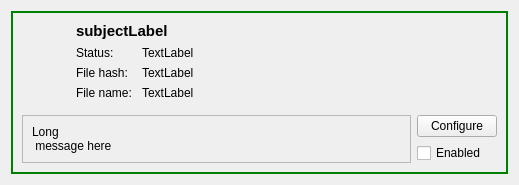
Old version of the form retroshare-gui/src/gui/settings/PluginItem.ui in the repository RetroShare/RetroShare.
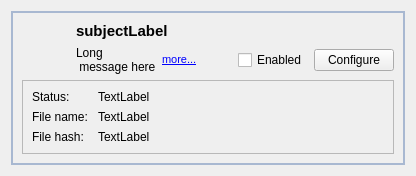
New version of the form.

Commit message: Little design improvements for Plugin Item

Patch:
```diff
--- a/retroshare-gui/src/gui/settings/PluginItem.ui
+++ b/retroshare-gui/src/gui/settings/PluginItem.ui
@@ -6,8 +6,8 @@
    <rect>
     <x>0</x>
     <y>0</y>
-    <width>519</width>
-    <height>185</height>
+    <width>416</width>
+    <height>175</height>
    </rect>
   </property>
   <layout class="QVBoxLayout" name="verticalLayout_7">
@@ -23,9 +23,9 @@
       </sizepolicy>
      </property>
      <property name="styleSheet">
-      <string notr="true">QFrame#frame{border: 2px solid green; 
+      <string notr="true">QFrame#frame{border: 2px solid #A8B8D1; 
 background-color: qlineargradient(x1: 0, y1: 0, x2: 0, y2: 1,
-stop: 0 #62E0B1, stop: 1 #8EFFD3);
+stop: 0 #FCFDFE, stop: 1 #E2E8EF);
 border-radius: 0px}</string>
      </property>
      <property name="frameShape">
@@ -76,19 +76,6 @@
             </property>
            </widget>
           </item>
-          <item>
-           <spacer name="verticalSpacer_2">
-            <property name="orientation">
-             <enum>Qt::Vertical</enum>
-            </property>
-            <property name="sizeHint" stdset="0">
-             <size>
-              <width>20</width>
-              <height>40</height>
-             </size>
-            </property>
-           </spacer>
-          </item>
          </layout>
         </item>
         <item>
@@ -119,88 +106,71 @@
           <item>
            <layout class="QHBoxLayout" name="horizontalLayout_2">
             <item>
-             <layout class="QVBoxLayout" name="verticalLayout_3">
-              <item>
-               <widget class="QLabel" name="label_2">
-                <property name="text">
-                 <string>Status: </string>
-                </property>
-               </widget>
-              </item>
-              <item>
-               <widget class="QLabel" name="label">
-                <property name="text">
-                 <string>File hash:</string>
-                </property>
-               </widget>
-              </item>
-              <item>
-               <widget class="QLabel" name="label_5">
-                <property name="text">
-                 <string>File name: </string>
-                </property>
-               </widget>
-              </item>
-             </layout>
+             <widget class="QLabel" name="msgLabel">
+              <property name="sizePolicy">
+               <sizepolicy hsizetype="MinimumExpanding" vsizetype="Preferred">
+                <horstretch>0</horstretch>
+                <verstretch>0</verstretch>
+               </sizepolicy>
+              </property>
+              <property name="text">
+               <string notr="true">Long 
+ message here</string>
+              </property>
+              <property name="wordWrap">
+               <bool>true</bool>
+              </property>
+              <property name="openExternalLinks">
+               <bool>true</bool>
+              </property>
+             </widget>
             </item>
             <item>
-             <layout class="QVBoxLayout" name="verticalLayout_2">
-              <item>
-               <widget class="QLabel" name="_statusLabel">
-                <property name="sizePolicy">
-                 <sizepolicy hsizetype="MinimumExpanding" vsizetype="Preferred">
-                  <horstretch>0</horstretch>
-                  <verstretch>0</verstretch>
-                 </sizepolicy>
-                </property>
-                <property name="text">
-                 <string notr="true">TextLabel</string>
-                </property>
-               </widget>
-              </item>
-              <item>
-               <widget class="QLabel" name="_hashLabel">
-                <property name="sizePolicy">
-                 <sizepolicy hsizetype="MinimumExpanding" vsizetype="Preferred">
-                  <horstretch>0</horstretch>
-                  <verstretch>0</verstretch>
-                 </sizepolicy>
-                </property>
-                <property name="text">
-                 <string notr="true">TextLabel</string>
-                </property>
-               </widget>
-              </item>
-              <item>
-               <widget class="QLabel" name="_name_LE">
-                <property name="sizePolicy">
-                 <sizepolicy hsizetype="MinimumExpanding" vsizetype="Preferred">
-                  <horstretch>0</horstretch>
-                  <verstretch>0</verstretch>
-                 </sizepolicy>
-                </property>
-                <property name="text">
-                 <string notr="true">TextLabel</string>
-                </property>
-               </widget>
-              </item>
-             </layout>
+             <widget class="QLabel" name="moreinfo_label">
+              <property name="text">
+               <string>&lt;!DOCTYPE HTML PUBLIC &quot;-//W3C//DTD HTML 4.0//EN&quot; &quot;http://www.w3.org/TR/REC-html40/strict.dtd&quot;&gt;
+&lt;html&gt;&lt;head&gt;&lt;meta name=&quot;qrichtext&quot; content=&quot;1&quot; /&gt;&lt;style type=&quot;text/css&quot;&gt;
+p, li { white-space: pre-wrap; }
+&lt;/style&gt;&lt;/head&gt;&lt;body style=&quot; font-family:'MS Shell Dlg 2'; font-size:8.25pt; font-weight:400; font-style:normal;&quot;&gt;
+&lt;p style=&quot; margin-top:0px; margin-bottom:0px; margin-left:0px; margin-right:0px; -qt-block-indent:0; text-indent:0px;&quot;&gt;&lt;a href=&quot;more&quot;&gt;&lt;span style=&quot; text-decoration: underline; color:#0000ff;&quot;&gt;more...&lt;/span&gt;&lt;/a&gt;&lt;/p&gt;&lt;/body&gt;&lt;/html&gt;</string>
+              </property>
+             </widget>
+            </item>
+            <item>
+             <spacer name="horizontalSpacer">
+              <property name="orientation">
+               <enum>Qt::Horizontal</enum>
+              </property>
+              <property name="sizeHint" stdset="0">
+               <size>
+                <width>40</width>
+                <height>20</height>
+               </size>
+              </property>
+             </spacer>
+            </item>
+            <item>
+             <widget class="QCheckBox" name="_enabled_CB">
+              <property name="toolTip">
+               <string>Add the plugin into the white list of accepted plugins. This will be effective after you restart RetroShare, since plugins need to be loaded at startup.</string>
+              </property>
+              <property name="text">
+               <string>Enabled</string>
+              </property>
+             </widget>
+            </item>
+            <item>
+             <widget class="QPushButton" name="_configure_PB">
+              <property name="toolTip">
+               <string>Launch configuration panel, if provided by the plugin</string>
+              </property>
+              <property name="text">
+               <string>Configure</string>
+              </property>
+             </widget>
             </item>
            </layout>
           </item>
-          <item>
-           <spacer name="verticalSpacer">
-            <property name="orientation">
-             <enum>Qt::Vertical</enum>
-            </property>
-            <property name="sizeHint" stdset="0">
-             <size>
-              <width>20</width>
-              <height>40</height>
-             </size>
-            </property>
-           </spacer>
-          </item>
          </layout>
         </item>
        </layout>
@@ -215,9 +185,16 @@
           <property name="frameShadow">
            <enum>QFrame::Raised</enum>
           </property>
-          <layout class="QVBoxLayout" name="_2">
-           <item>
-            <widget class="QLabel" name="msgLabel">
+          <layout class="QGridLayout" name="gridLayout">
+           <item row="1" column="0">
+            <widget class="QLabel" name="label_5">
+             <property name="text">
+              <string>File name: </string>
+             </property>
+            </widget>
+           </item>
+           <item row="1" column="1" colspan="2">
+            <widget class="QLabel" name="_name_LE">
              <property name="sizePolicy">
               <sizepolicy hsizetype="MinimumExpanding" vsizetype="Preferred">
                <horstretch>0</horstretch>
@@ -225,44 +202,53 @@
               </sizepolicy>
              </property>
              <property name="text">
-              <string notr="true">Long 
- message here</string>
+              <string notr="true">TextLabel</string>
              </property>
-             <property name="wordWrap">
-              <bool>true</bool>
+            </widget>
+           </item>
+           <item row="2" column="0">
+            <widget class="QLabel" name="label">
+             <property name="text">
+              <string>File hash:</string>
              </property>
-             <property name="openExternalLinks">
-              <bool>true</bool>
+            </widget>
+           </item>
+           <item row="2" column="1" colspan="2">
+            <widget class="QLabel" name="_hashLabel">
+             <property name="sizePolicy">
+              <sizepolicy hsizetype="MinimumExpanding" vsizetype="Preferred">
+               <horstretch>0</horstretch>
+               <verstretch>0</verstretch>
+              </sizepolicy>
+             </property>
+             <property name="text">
+              <string notr="true">TextLabel</string>
+             </property>
+            </widget>
+           </item>
+           <item row="0" column="0">
+            <widget class="QLabel" name="label_2">
+             <property name="text">
+              <string>Status: </string>
+             </property>
+            </widget>
+           </item>
+           <item row="0" column="1">
+            <widget class="QLabel" name="_statusLabel">
+             <property name="sizePolicy">
+              <sizepolicy hsizetype="MinimumExpanding" vsizetype="Preferred">
+               <horstretch>0</horstretch>
+               <verstretch>0</verstretch>
+              </sizepolicy>
+             </property>
+             <property name="text">
+              <string notr="true">TextLabel</string>
              </property>
             </widget>
            </item>
           </layout>
          </widget>
         </item>
-        <item>
-         <layout class="QVBoxLayout" name="verticalLayout">
-          <item>
-           <widget class="QPushButton" name="_configure_PB">
-            <property name="toolTip">
-             <string>Launch configuration panel, if provided by the plugin</string>
-            </property>
-            <property name="text">
-             <string>Configure</string>
-            </property>
-           </widget>
-          </item>
-          <item>
-           <widget class="QCheckBox" name="_enabled_CB">
-            <property name="toolTip">
-             <string>Add the plugin into the white list of accepted plugins. This will be effective after you restart RetroShare, since plugins need to be loaded at startup.</string>
-            </property>
-            <property name="text">
-             <string>Enabled</string>
-            </property>
-           </widget>
-          </item>
-         </layout>
-        </item>
        </layout>
       </item>
      </layout>
```
Left out of the diff: 2 changed lines with no effect on the pictures. The commit also changes 3 other files.
